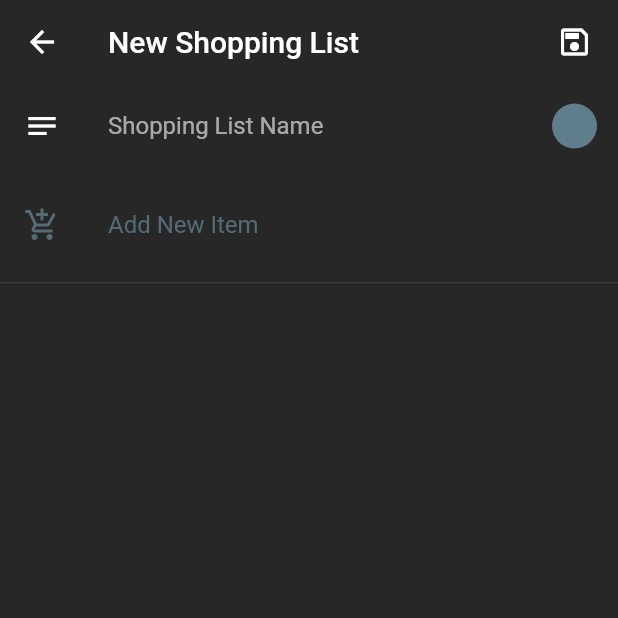
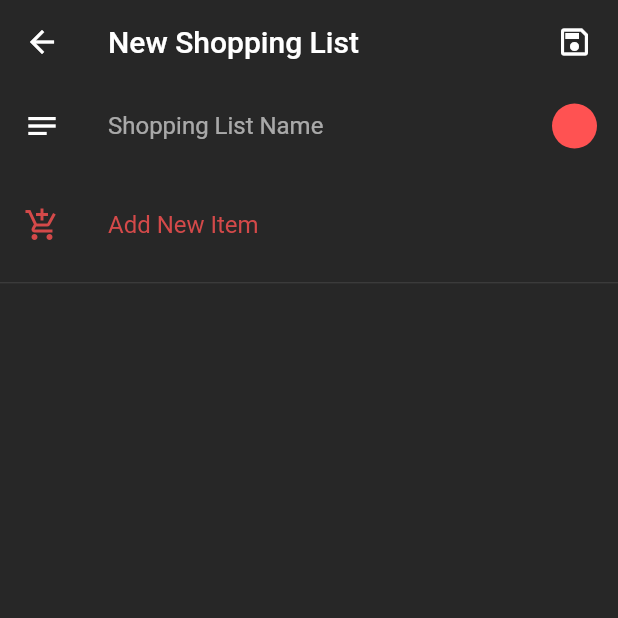
Before and after one commit to Fschmatz/shoppinglistfschmtz, a Flutter app: the NewShopList screen opened directly, on a phone screen of 412 x 824 dp, the top half of it. Run offline on Flutter 3.47's test engine with Material 2 defaults, Android fonts, the phone set to English and light mode, and no system bars; our stand-ins replace flutter_colorpicker, shared_preferences, sqflite; missing offline and left inert: flutter_animator; accounts and stored records are empty.

Commit message:
Update 1.3.2

```diff
--- a/lib/pages/new/newShopList.dart
+++ b/lib/pages/new/newShopList.dart
@@ -23,7 +23,7 @@ class _NewShopListState extends State<NewShopList> {
   bool editingItem = false;
   List<Item> items = [];
 
-  String corAtual = "Color(0xFF607D8B)";
+  String corAtual = "Color(0xFFFF5252)";
 
   @override
   void initState() {
@@ -85,8 +85,8 @@ class _NewShopListState extends State<NewShopList> {
     }
   }
 
-  Color pickerColor = Color(0xFF607D8B);
-  Color currentColor = Color(0xFF607D8B);
+  Color pickerColor = Color(0xFFFF5252);
+  Color currentColor = Color(0xFFFF5252);
 
   void changeColor(Color color) {
     setState(() => pickerColor = color);
--- a/lib/util/changelog.dart
+++ b/lib/util/changelog.dart
@@ -5,7 +5,7 @@ class Changelog{
 
   static String changelogCurrent = '''
 1.3.2
-- FadeTransition
+- Added Animations
 - Ui Changes
 ''';
   static String changelogsOld = '''
@@ -13,7 +13,7 @@ class Changelog{
 - Only Open Edit List by Tapping the Name
 - Small Bug Fix
 
- 1.3.0
+1.3.0
 - New Home
 - Removed Cards
 - Changed New/Edit Window Layout
--- a/pubspec.yaml
+++ b/pubspec.yaml
@@ -38,6 +38,7 @@ dev_dependencies:
   sqflite: ^1.3.0
   flutter_colorpicker: ^0.3.4
   url_launcher: ^5.7.10
+  flutter_animator: ^3.1.1
 
 # For information on the generic Dart part of this file, see the
 # following page: https://dart.dev/tools/pub/pubspec
```
Also changed, not shown: lib/pages/home/itemShopListHome.dart (+16 -1 lines), pubspec.lock.
